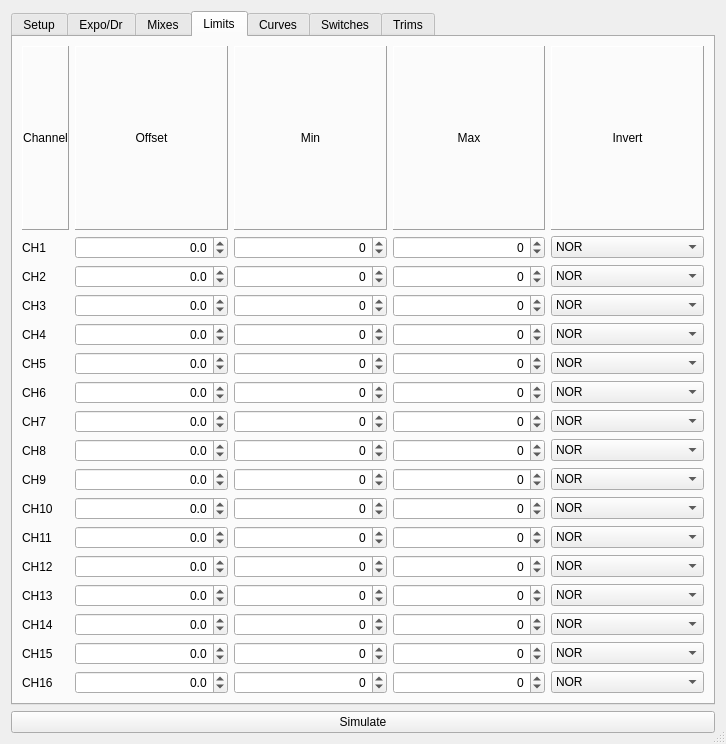
Above: src/modeledit.ui from negativerad/eepe before the change. Below: the same form after it.
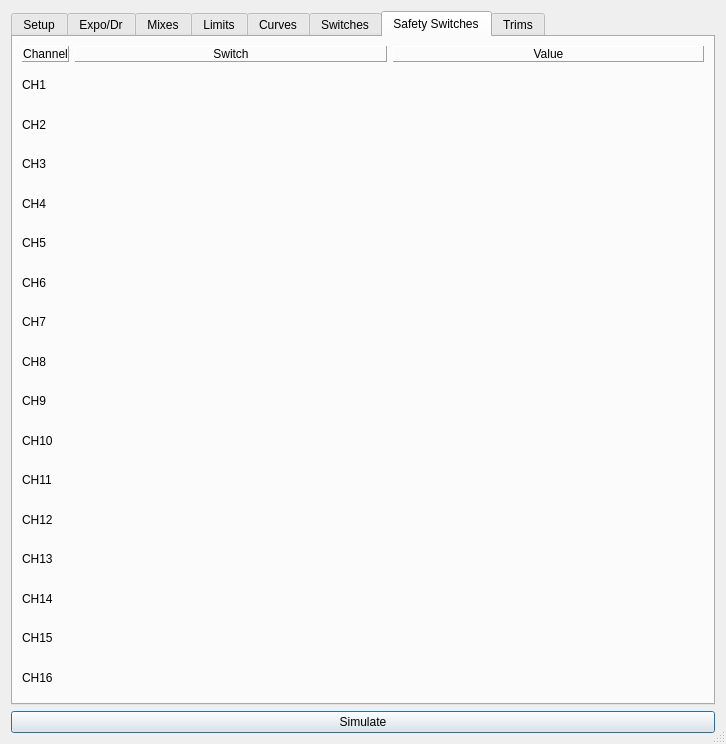
That is the form after the change. The open tabs and pages were chosen to show the change. Icons and pictures are not drawn.

The edit to the form file:
```diff
--- a/src/modeledit.ui
+++ b/src/modeledit.ui
@@ -21,10 +21,21 @@
    <bool>true</bool>
   </property>
   <layout class="QGridLayout" name="gridLayout">
+   <item row="3" column="1">
+    <widget class="QPushButton" name="pushButton">
+     <property name="text">
+      <string>Simulate</string>
+     </property>
+     <property name="icon">
+      <iconset resource="eepe.qrc">
+       <normaloff>:/images/simulate.png</normaloff>:/images/simulate.png</iconset>
+     </property>
+    </widget>
+   </item>
    <item row="2" column="1">
     <widget class="QTabWidget" name="tabWidget">
      <property name="currentIndex">
-      <number>6</number>
+      <number>3</number>
      </property>
      <widget class="QWidget" name="tabModelSetup">
       <attribute name="title">
@@ -251,14 +262,14 @@
          </item>
         </widget>
        </item>
-       <item row="10" column="0">
+       <item row="11" column="0">
         <widget class="QLabel" name="label_5">
          <property name="text">
           <string>Protocol</string>
          </property>
         </widget>
        </item>
-       <item row="10" column="1">
+       <item row="11" column="1">
         <widget class="QComboBox" name="protocolCB">
          <item>
           <property name="text">
@@ -287,14 +298,14 @@
          </item>
         </widget>
        </item>
-       <item row="11" column="0">
+       <item row="12" column="0">
         <widget class="QLabel" name="label_6">
          <property name="text">
           <string>Channels</string>
          </property>
         </widget>
        </item>
-       <item row="11" column="1">
+       <item row="12" column="1">
         <widget class="QSpinBox" name="numChannelsSB">
          <property name="suffix">
           <string>ch</string>
@@ -313,14 +324,14 @@
          </property>
         </widget>
        </item>
-       <item row="12" column="0">
+       <item row="13" column="0">
         <widget class="QLabel" name="label_9">
          <property name="text">
           <string>ppm Delay</string>
          </property>
         </widget>
        </item>
-       <item row="12" column="1">
+       <item row="13" column="1">
         <widget class="QSpinBox" name="ppmDelaySB">
          <property name="suffix">
           <string> usec</string>
@@ -339,6 +350,20 @@
          </property>
         </widget>
        </item>
+       <item row="10" column="0">
+        <widget class="QLabel" name="label_55">
+         <property name="text">
+          <string>Extended Limits</string>
+         </property>
+        </widget>
+       </item>
+       <item row="10" column="1">
+        <widget class="QCheckBox" name="extendedLimitsChkB">
+         <property name="text">
+          <string/>
+         </property>
+        </widget>
+       </item>
       </layout>
      </widget>
      <widget class="QWidget" name="tabExpo">
@@ -1642,7 +1667,7 @@
        <item row="1" column="0">
         <widget class="QLabel" name="label_14">
          <property name="text">
-          <string>CH1</string>
+          <string notr="true">CH1</string>
          </property>
         </widget>
        </item>
@@ -1711,7 +1736,7 @@
        <item row="2" column="0">
         <widget class="QLabel" name="label_15">
          <property name="text">
-          <string>CH2</string>
+          <string notr="true">CH2</string>
          </property>
         </widget>
        </item>
@@ -1780,7 +1805,7 @@
        <item row="3" column="0">
         <widget class="QLabel" name="label_16">
          <property name="text">
-          <string>CH3</string>
+          <string notr="true">CH3</string>
          </property>
         </widget>
        </item>
@@ -1849,7 +1874,7 @@
        <item row="4" column="0">
         <widget class="QLabel" name="label_17">
          <property name="text">
-          <string>CH4</string>
+          <string notr="true">CH4</string>
          </property>
         </widget>
        </item>
@@ -1918,7 +1943,7 @@
        <item row="5" column="0">
         <widget class="QLabel" name="label_18">
          <property name="text">
-          <string>CH5</string>
+          <string notr="true">CH5</string>
          </property>
         </widget>
        </item>
@@ -1987,7 +2012,7 @@
        <item row="6" column="0">
         <widget class="QLabel" name="label_19">
          <property name="text">
-          <string>CH6</string>
+          <string notr="true">CH6</string>
          </property>
         </widget>
        </item>
@@ -2056,7 +2081,7 @@
        <item row="7" column="0">
         <widget class="QLabel" name="label_20">
          <property name="text">
-          <string>CH7</string>
+          <string notr="true">CH7</string>
          </property>
         </widget>
        </item>
@@ -2125,7 +2150,7 @@
        <item row="8" column="0">
         <widget class="QLabel" name="label_21">
          <property name="text">
-          <string>CH8</string>
+          <string notr="true">CH8</string>
          </property>
         </widget>
        </item>
@@ -2194,7 +2219,7 @@
        <item row="9" column="0">
         <widget class="QLabel" name="label_22">
          <property name="text">
-          <string>CH9</string>
+          <string notr="true">CH9</string>
          </property>
         </widget>
        </item>
@@ -2263,7 +2288,7 @@
        <item row="10" column="0">
         <widget class="QLabel" name="label_23">
          <property name="text">
-          <string>CH10</string>
+          <string notr="true">CH10</string>
          </property>
         </widget>
        </item>
@@ -2332,7 +2357,7 @@
        <item row="11" column="0">
         <widget class="QLabel" name="label_24">
          <property name="text">
-          <string>CH11</string>
+          <string notr="true">CH11</string>
          </property>
         </widget>
        </item>
@@ -2401,7 +2426,7 @@
        <item row="12" column="0">
         <widget class="QLabel" name="label_25">
          <property name="text">
-          <string>CH12</string>
+          <string notr="true">CH12</string>
          </property>
         </widget>
        </item>
@@ -2470,7 +2495,7 @@
        <item row="13" column="0">
         <widget class="QLabel" name="label_26">
          <property name="text">
-          <string>CH13</string>
+          <string notr="true">CH13</string>
          </property>
         </widget>
        </item>
@@ -2539,7 +2564,7 @@
        <item row="14" column="0">
         <widget class="QLabel" name="label_27">
          <property name="text">
-          <string>CH14</string>
+          <string notr="true">CH14</string>
          </property>
         </widget>
        </item>
@@ -2608,7 +2633,7 @@
        <item row="15" column="0">
         <widget class="QLabel" name="label_28">
          <property name="text">
-          <string>CH15</string>
+          <string notr="true">CH15</string>
          </property>
         </widget>
        </item>
@@ -2677,7 +2702,7 @@
        <item row="16" column="0">
         <widget class="QLabel" name="label_29">
          <property name="text">
-          <string>CH16</string>
+          <string notr="true">CH16</string>
          </property>
         </widget>
        </item>
@@ -5183,6 +5208,191 @@
        </item>
       </layout>
      </widget>
+     <widget class="QWidget" name="tabSafetySwitches">
+      <attribute name="title">
+       <string>Safety Switches</string>
+      </attribute>
+      <layout class="QGridLayout" name="grid_tabSafetySwitches" rowstretch="0,10,10,10,10,10,10,10,10,10,10,10,10,10,10,10,10" columnstretch="0,10,10">
+       <item row="0" column="0">
+        <widget class="QLabel" name="label_56">
+         <property name="frameShape">
+          <enum>QFrame::Panel</enum>
+         </property>
+         <property name="frameShadow">
+          <enum>QFrame::Raised</enum>
+         </property>
+         <property name="midLineWidth">
+          <number>0</number>
+         </property>
+         <property name="text">
+          <string>Channel</string>
+         </property>
+         <property name="alignment">
+          <set>Qt::AlignCenter</set>
+         </property>
+         <property name="margin">
+          <number>3</number>
+         </property>
+        </widget>
+       </item>
+       <item row="0" column="1">
+        <widget class="QLabel" name="label_66">
+         <property name="frameShape">
+          <enum>QFrame::Panel</enum>
+         </property>
+         <property name="frameShadow">
+          <enum>QFrame::Raised</enum>
+         </property>
+         <property name="midLineWidth">
+          <number>0</number>
+         </property>
+         <property name="text">
+          <string>Switch</string>
+         </property>
+         <property name="alignment">
+          <set>Qt::AlignCenter</set>
+         </property>
+         <property name="margin">
+          <number>3</number>
+         </property>
+        </widget>
+       </item>
+       <item row="0" column="2">
+        <widget class="QLabel" name="label_80">
+         <property name="frameShape">
+          <enum>QFrame::Panel</enum>
+         </property>
+         <property name="frameShadow">
+          <enum>QFrame::Raised</enum>
+         </property>
+         <property name="midLineWidth">
+          <number>0</number>
+         </property>
+         <property name="text">
+          <string>Value</string>
+         </property>
+         <property name="alignment">
+          <set>Qt::AlignCenter</set>
+         </property>
+         <property name="margin">
+          <number>3</number>
+         </property>
+        </widget>
+       </item>
+       <item row="1" column="0">
+        <widget class="QLabel" name="label_97">
+         <property name="text">
+          <string notr="true">CH1</string>
+         </property>
+        </widget>
+       </item>
+       <item row="2" column="0">
+        <widget class="QLabel" name="label_88">
+         <property name="text">
+          <string notr="true">CH2</string>
+         </property>
+        </widget>
+       </item>
+       <item row="3" column="0">
+        <widget class="QLabel" name="label_85">
+         <property name="text">
+          <string notr="true">CH3</string>
+         </property>
+        </widget>
+       </item>
+       <item row="4" column="0">
+        <widget class="QLabel" name="label_84">
+         <property name="text">
+          <string notr="true">CH4</string>
+         </property>
+        </widget>
+       </item>
+       <item row="5" column="0">
+        <widget class="QLabel" name="label_89">
+         <property name="text">
+          <string notr="true">CH5</string>
+         </property>
+        </widget>
+       </item>
+       <item row="6" column="0">
+        <widget class="QLabel" name="label_90">
+         <property name="text">
+          <string notr="true">CH6</string>
+         </property>
+        </widget>
+       </item>
+       <item row="7" column="0">
+        <widget class="QLabel" name="label_86">
+         <property name="text">
+          <string notr="true">CH7</string>
+         </property>
+        </widget>
+       </item>
+       <item row="8" column="0">
+        <widget class="QLabel" name="label_98">
+         <property name="text">
+          <string notr="true">CH8</string>
+         </property>
+        </widget>
+       </item>
+       <item row="9" column="0">
+        <widget class="QLabel" name="label_91">
+         <property name="text">
+          <string notr="true">CH9</string>
+         </property>
+        </widget>
+       </item>
+       <item row="10" column="0">
+        <widget class="QLabel" name="label_92">
+         <property name="text">
+          <string notr="true">CH10</string>
+         </property>
+        </widget>
+       </item>
+       <item row="11" column="0">
+        <widget class="QLabel" name="label_83">
+         <property name="text">
+          <string notr="true">CH11</string>
+         </property>
+        </widget>
+       </item>
+       <item row="12" column="0">
+        <widget class="QLabel" name="label_93">
+         <property name="text">
+          <string notr="true">CH12</string>
+         </property>
+        </widget>
+       </item>
+       <item row="13" column="0">
+        <widget class="QLabel" name="label_94">
+         <property name="text">
+          <string notr="true">CH13</string>
+         </property>
+        </widget>
+       </item>
+       <item row="14" column="0">
+        <widget class="QLabel" name="label_95">
+         <property name="text">
+          <string notr="true">CH14</string>
+         </property>
+        </widget>
+       </item>
+       <item row="15" column="0">
+        <widget class="QLabel" name="label_87">
+         <property name="text">
+          <string notr="true">CH15</string>
+         </property>
+        </widget>
+       </item>
+       <item row="16" column="0">
+        <widget class="QLabel" name="label_96">
+         <property name="text">
+          <string notr="true">CH16</string>
+         </property>
+        </widget>
+       </item>
+      </layout>
+     </widget>
      <widget class="QWidget" name="tabTrims">
       <attribute name="title">
        <string>Trims</string>
@@ -5484,17 +5694,6 @@
      </widget>
     </widget>
    </item>
-   <item row="3" column="1">
-    <widget class="QPushButton" name="pushButton">
-     <property name="text">
-      <string>Simulate</string>
-     </property>
-     <property name="icon">
-      <iconset resource="eepe.qrc">
-       <normaloff>:/images/simulate.png</normaloff>:/images/simulate.png</iconset>
-     </property>
-    </widget>
-   </item>
   </layout>
  </widget>
  <tabstops>
```
